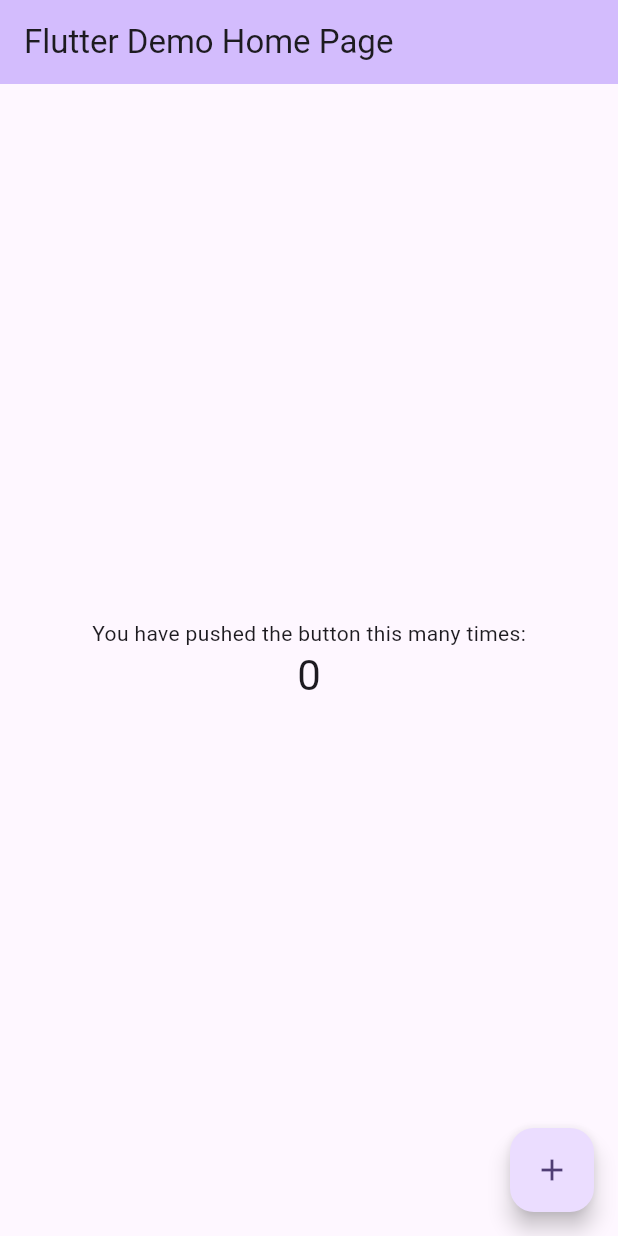
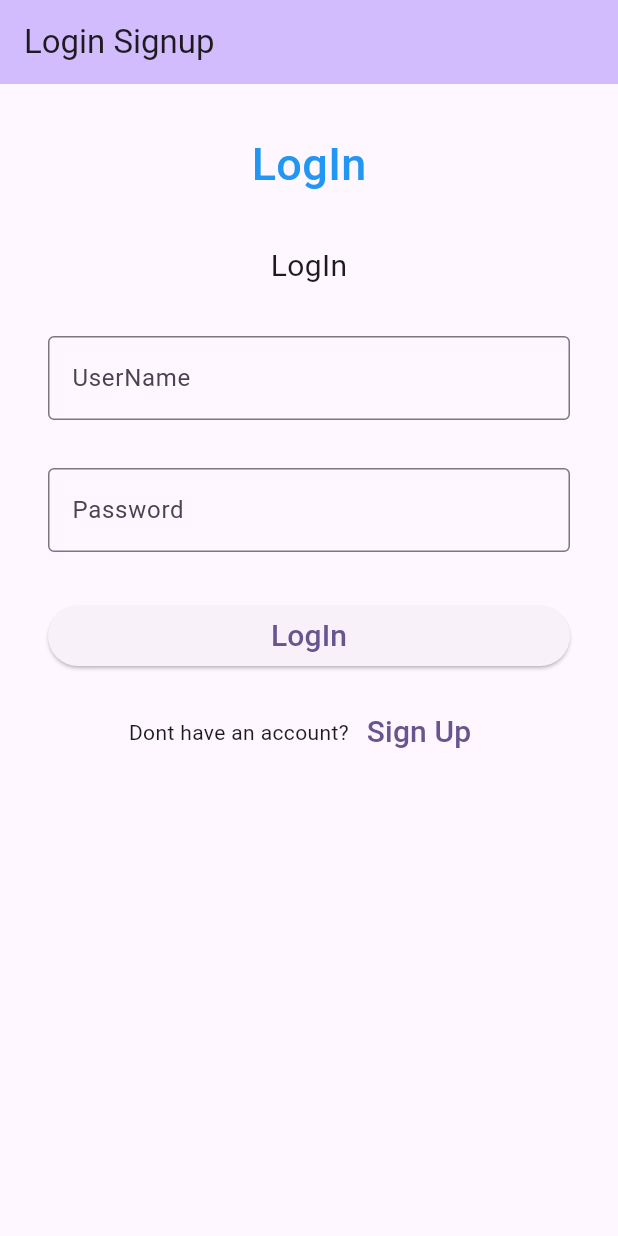
Before and after one commit to NirajXtha/assessment, a Flutter app: the screen it shows after launch, on a phone screen of 412 x 824 dp. Run offline on Flutter 3.47's test engine with Material 3 defaults, Android fonts, the phone set to English and light mode, and no system bars.

Commit message:
Login Signup Pages

```diff
--- a/lib/main.dart
+++ b/lib/main.dart
@@ -1,3 +1,4 @@
+import 'package:assessment/screen/login.dart';
 import 'package:flutter/material.dart';
 
 void main() {
@@ -13,113 +14,10 @@ class MyApp extends StatelessWidget {
     return MaterialApp(
       title: 'Flutter Demo',
       theme: ThemeData(
-        // This is the theme of your application.
-        //
-        // TRY THIS: Try running your application with "flutter run". You'll see
-        // the application has a purple toolbar. Then, without quitting the app,
-        // try changing the seedColor in the colorScheme below to Colors.green
-        // and then invoke "hot reload" (save your changes or press the "hot
-        // reload" button in a Flutter-supported IDE, or press "r" if you used
-        // the command line to start the app).
-        //
-        // Notice that the counter didn't reset back to zero; the application
-        // state is not lost during the reload. To reset the state, use hot
-        // restart instead.
-        //
-        // This works for code too, not just values: Most code changes can be
-        // tested with just a hot reload.
         colorScheme: ColorScheme.fromSeed(seedColor: Colors.deepPurple),
         useMaterial3: true,
       ),
-      home: const MyHomePage(title: 'Flutter Demo Home Page'),
+      home: const LoginSignup(),
     );
   }
 }
-
-class MyHomePage extends StatefulWidget {
-  const MyHomePage({super.key, required this.title});
-
-  // This widget is the home page of your application. It is stateful, meaning
-  // that it has a State object (defined below) that contains fields that affect
-  // how it looks.
-
-  // This class is the configuration for the state. It holds the values (in this
-  // case the title) provided by the parent (in this case the App widget) and
-  // used by the build method of the State. Fields in a Widget subclass are
-  // always marked "final".
-
-  final String title;
-
-  @override
-  State<MyHomePage> createState() => _MyHomePageState();
-}
-
-class _MyHomePageState extends State<MyHomePage> {
-  int _counter = 0;
-
-  void _incrementCounter() {
-    setState(() {
-      // This call to setState tells the Flutter framework that something has
-      // changed in this State, which causes it to rerun the build method below
-      // so that the display can reflect the updated values. If we changed
-      // _counter without calling setState(), then the build method would not be
-      // called again, and so nothing would appear to happen.
-      _counter++;
-    });
-  }
-
-  @override
-  Widget build(BuildContext context) {
-    // This method is rerun every time setState is called, for instance as done
-    // by the _incrementCounter method above.
-    //
-    // The Flutter framework has been optimized to make rerunning build methods
-    // fast, so that you can just rebuild anything that needs updating rather
-    // than having to individually change instances of widgets.
-    return Scaffold(
-      appBar: AppBar(
-        // TRY THIS: Try changing the color here to a specific color (to
-        // Colors.amber, perhaps?) and trigger a hot reload to see the AppBar
-        // change color while the other colors stay the same.
-        backgroundColor: Theme.of(context).colorScheme.inversePrimary,
-        // Here we take the value from the MyHomePage object that was created by
-        // the App.build method, and use it to set our appbar title.
-        title: Text(widget.title),
-      ),
-      body: Center(
-        // Center is a layout widget. It takes a single child and positions it
-        // in the middle of the parent.
-        child: Column(
-          // Column is also a layout widget. It takes a list of children and
-          // arranges them vertically. By default, it sizes itself to fit its
-          // children horizontally, and tries to be as tall as its parent.
-          //
-          // Column has various properties to control how it sizes itself and
-          // how it positions its children. Here we use mainAxisAlignment to
-          // center the children vertically; the main axis here is the vertical
-          // axis because Columns are vertical (the cross axis would be
-          // horizontal).
-          //
-          // TRY THIS: Invoke "debug painting" (choose the "Toggle Debug Paint"
-          // action in the IDE, or press "p" in the console), to see the
-          // wireframe for each widget.
-          mainAxisAlignment: MainAxisAlignment.center,
-          children: <Widget>[
-            const Text(
-              'You have pushed the button this many times:',
-            ),
-            Text(
-              '$_counter',
-              style: Theme.of(context).textTheme.headlineMedium,
-            ),
-          ],
-        ),
-      ),
-      floatingActionButton: FloatingActionButton(
-        onPressed: _incrementCounter,
-        tooltip: 'Increment',
-        child: const Icon(Icons.add),
-      ), // This trailing comma makes auto-formatting nicer for build methods.
-    );
-  }
-}
--- /dev/null
+++ b/lib/screen/login.dart
@@ -0,0 +1,108 @@
+import 'package:assessment/screen/signup.dart';
+import 'package:flutter/material.dart';
+
+class LoginSignup extends StatefulWidget {
+  const LoginSignup({super.key});
+
+  @override
+  State<LoginSignup> createState() => _LoginSignupState();
+}
+
+class _LoginSignupState extends State<LoginSignup> {
+
+  TextEditingController nameController = TextEditingController();
+  TextEditingController passwordController = TextEditingController();
+
+  @override
+  Widget build(BuildContext context) {
+    return Scaffold(
+      appBar: AppBar(
+        backgroundColor: Theme.of(context).colorScheme.inversePrimary,
+        title: const Text("Login Signup"),
+    ),
+      body: Center(
+        child: Padding(
+          padding: const EdgeInsets.all(16),
+          child: ListView(
+            children: [
+              Container(
+                alignment: Alignment.center,
+                padding: const EdgeInsets.all(16),
+                child: const Text(
+                  "LogIn",
+                  style: TextStyle(
+                    color: Colors.blue,
+                    fontSize: 30,
+                    fontWeight: FontWeight.w500,
+                  ),
+                  ),
+              ),
+              Container(
+                alignment: Alignment.center,
+                padding: const EdgeInsets.all(16),
+                child: const Text(
+                  "LogIn",
+                  style: TextStyle(
+                    fontSize: 20,
+                  ),
+                ),
+              ),
+              Container(
+                padding: const EdgeInsets.all(16),
+                child: TextField(
+                  controller: nameController,
+                  decoration: const InputDecoration(
+                    border: OutlineInputBorder(),
+                    labelText: "UserName",
+                  ),
+                )
+              ),
+              Container(
+                padding: const EdgeInsets.all(16),
+                child: TextField(
+                  obscureText: true,
+                  controller: passwordController,
+                  decoration: const InputDecoration(
+                    border: OutlineInputBorder(),
+                    labelText: "Password",
+                  ),
+                ),
+              ),
+              Container(
+                padding: const EdgeInsets.all(16),
+                child: ElevatedButton(
+                  onPressed: () {
+
+                   },
+                  child: const Text(
+                    "LogIn",
+                    style: TextStyle(
+                      fontSize: 20,
+                    ),
+                  ),
+                ),
+              ),
+              Row(
+                mainAxisAlignment: MainAxisAlignment.center,
+                children: [
+                  const Text(
+                    "Dont have an account?"
+                  ),
+                  TextButton(
+                    onPressed: (){
+                      Navigator.push(context, MaterialPageRoute(builder: (context) => const SignUpScreen()));
+                    },
+                    child: const Text(
+                      "Sign Up",
+                      style: TextStyle(fontSize: 20),
+                      ),
+                    ),
+                ],
+              )
+            ],
+          ),
+        ),
+      ),
+    );
+  }
+}
```
Also changed, not shown: lib/screen/signup.dart (added, +111 -0 lines).
